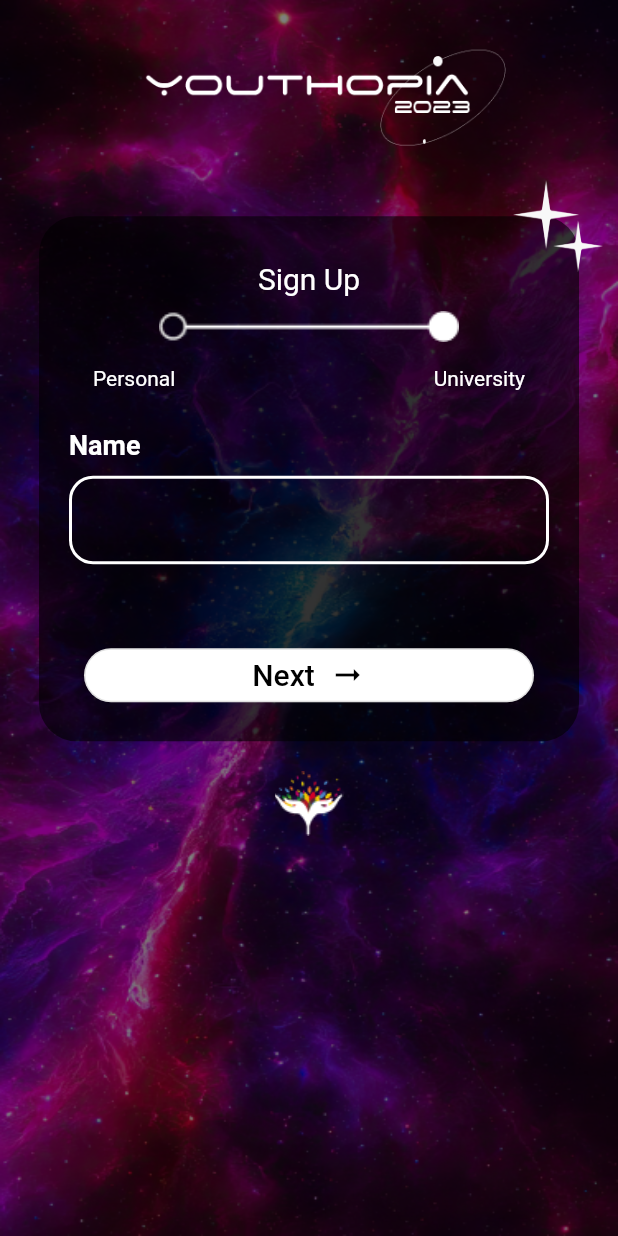
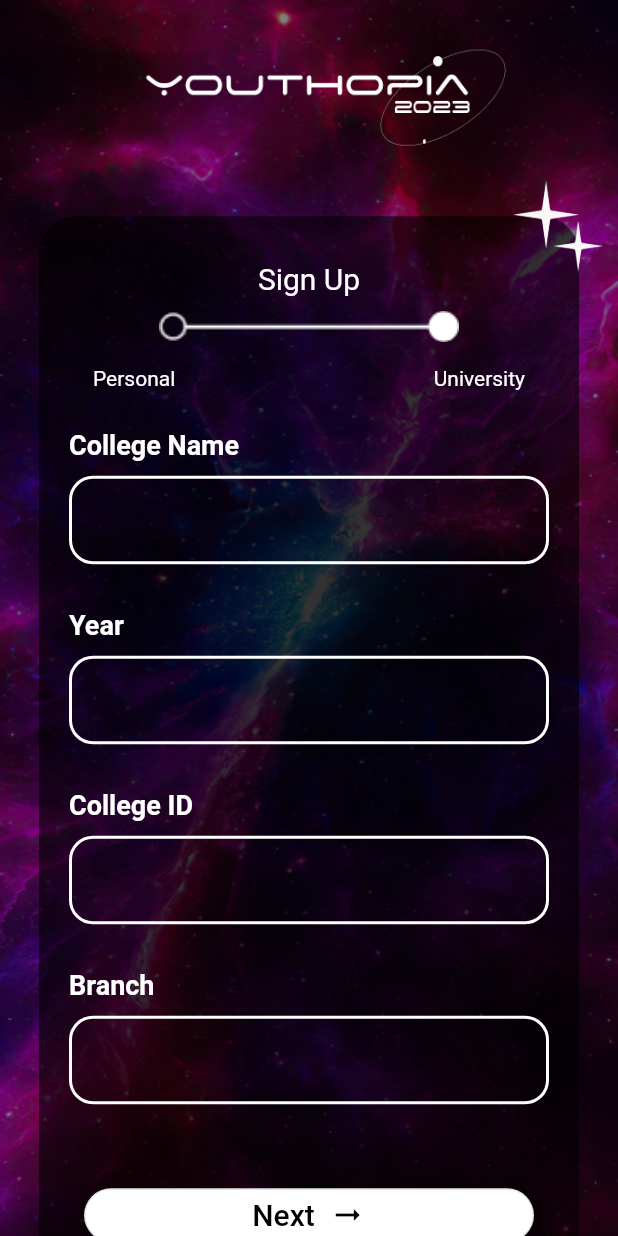
Before and after one commit to Youthopia-dit/Youthopia-App, a Flutter app: the screen it shows after launch, on a phone screen of 412 x 824 dp. Run offline on Flutter 3.47's test engine with Material 2 defaults, Android fonts, the phone set to English and light mode, and no system bars; missing offline and left inert: flutter_glow.

Commit message:
sign up 2 verification

```diff
--- a/lib/Screens/signup2_screen.dart
+++ b/lib/Screens/signup2_screen.dart
@@ -18,7 +18,11 @@ class SignUpScreen2 extends StatefulWidget {
 class _SignUpScreen2State extends State<SignUpScreen2> {
   final formKey = GlobalKey<FormState>();
 
-  String name = '';
+  String coll_name = '';
+  String year = '';
+  String coll_id = '';
+  String branch = '';
+
 
   @override
   Widget build(BuildContext context) {
@@ -40,19 +44,56 @@ class _SignUpScreen2State extends State<SignUpScreen2> {
                             crossAxisAlignment: CrossAxisAlignment.start,
                             children: [
                               FormInputWidget(
-                                fieldName: 'Name',
+                                fieldName: 'College Name',
                                 onChanged: (value) {
-                                  name = value;
+                                  coll_name = value;
                                 },
-                                validation: (value) => (name.isEmpty ||
-                                    !RegExp(r'^[A-Za-z ]+$').hasMatch(name)),
+                                validation: (value) => (coll_name.isEmpty ||
+                                    !RegExp(r'^[A-Za-z ]+$').hasMatch(coll_name)),
                                 errorText: 'Enter Valid Name',
+                                keyboard: TextInputType.text,
+                              ).paddingForOnly(bottom: 30),
+                              FormInputWidget(
+                                fieldName: 'Year',
+                                onChanged: (value) {
+                                  year = value;
+                                },
+                                validation: (value) => (year.isEmpty ||
+                                    !RegExp(r'^[1-5]+$').hasMatch(year)),
+                                errorText: 'Enter a Valid Year',
+                                keyboard: TextInputType.text,
+                              ).paddingForOnly(bottom: 30),
+                              FormInputWidget(
+                                fieldName: 'College ID',
+                                onChanged: (value) {
+                                  coll_id = value;
+                                },
+                                validation: (value)
+                                {
+                                  if(value.length!=10)
+                                    return true;
+                                  else
+                                    return false;
+                        },
+                                errorText: 'Enter a Valid College ID',
+                                keyboard: TextInputType.text,
+                              ).paddingForOnly(bottom: 30),
+                              FormInputWidget(
+                                fieldName: 'Branch',
+                                onChanged: (value) {
+                                  branch = value;
+                                },
+                                validation: (value) => true,
+                                errorText: 'Enter a Valid Branch',
                                 keyboard: TextInputType.text,
                               ).paddingForOnly(bottom: 30),
                               OutlinedButton(
                                 onPressed: () {
                                   if (formKey.currentState!.validate()) {
-                                    print(name);
+                                    print(coll_name);
+                                    print(year);
+                                    print(coll_id);
+                                    print(branch);
                                     print('Submitted');
                                   }
                                 },
```
